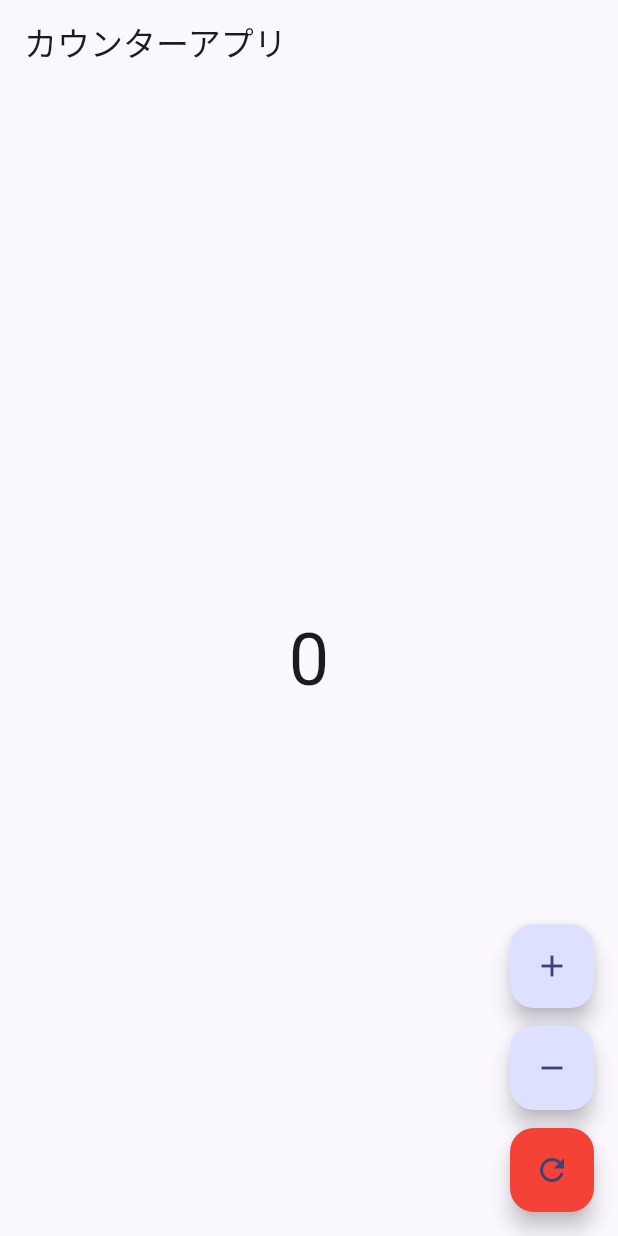
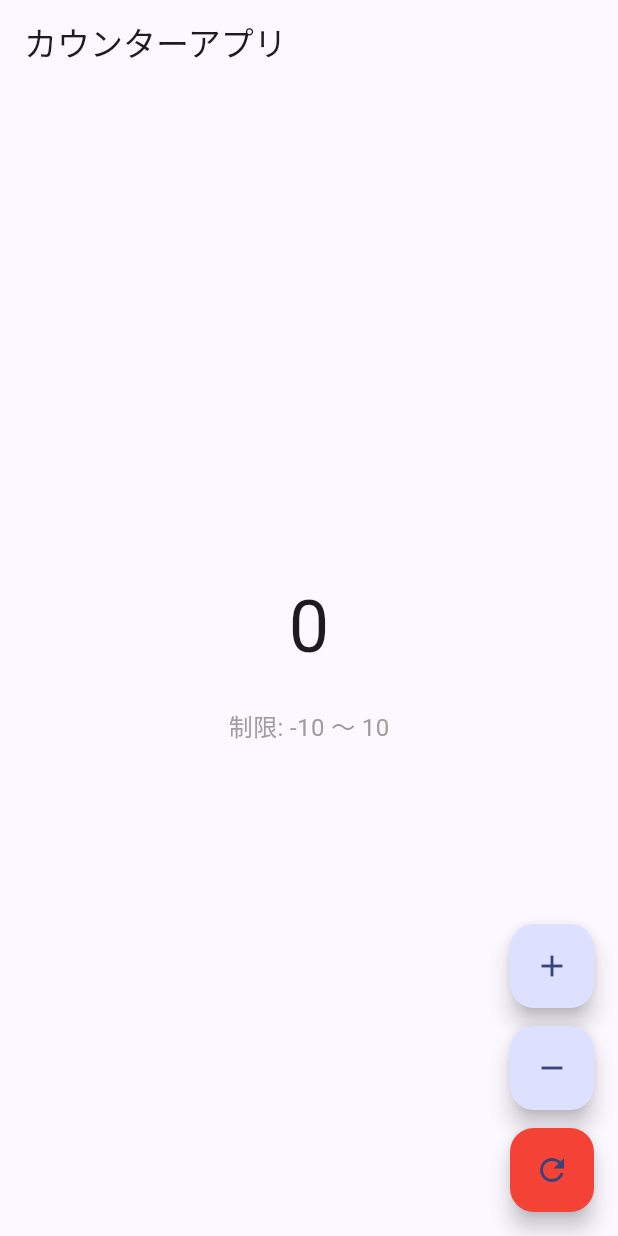
Before and after one commit to Motoki0418/counter_app, a Flutter app: the screen it shows after launch, after a tap on the "add" icon, after a tap on the "remove" icon, after a tap on the "refresh" icon, on a phone screen of 412 x 824 dp. Run offline on Flutter 3.47's test engine with Material 3 defaults, Android fonts, the phone set to English and light mode, and no system bars.

Commit message:
feat: カウンターに最大値・最小値の制限を追加

```diff
--- a/lib/main.dart
+++ b/lib/main.dart
@@ -37,29 +37,35 @@ class CounterPage extends StatefulWidget {
 // 6. カウンター画面の「状態」を持つクラス
 class _CounterPageState extends State<CounterPage> {
   int _count = 0; // カウントする数字（最初は0）
+  int _maxLimit = 10; // 最大値の制限
+  int _minLimit = -10; // 最小値の制限
 
   // 7. 「＋」ボタンが押されたときに数字を1増やす関数
   void _increment() {
     setState(() {
-      _count++; // 数字を1増やす
+      if (_count < _maxLimit) { // 最大値未満の場合のみ増加
+        _count++;
+      }
     });
   }
 
-  // 追加：8. 「−」ボタンが押されたときに数字を1減らす関数
+  // 8. 「−」ボタンが押されたときに数字を1減らす関数
   void _decrement() {
     setState(() {
-      _count--; // 数字を1減らす
+      if (_count > _minLimit) { // 最小値より大きい場合のみ減少
+        _count--;
+      }
     });
   }
 
-  // 追加：9. リセットボタンが押されたときに数字を0に戻す関数
+  // 9. リセットボタンが押されたときに数字を0に戻す関数
   void _reset() {
     setState(() {
-      _count = 0; // 数字を0に戻す
+      _count = 0;
     });
   }
 
-  // 8. 画面の見た目を作る関数
+  // 10. 画面の見た目を作る関数
   @override
   Widget build(BuildContext context) {
     return Scaffold(
@@ -67,9 +73,19 @@ class _CounterPageState extends State<CounterPage> {
       appBar: AppBar(title: const Text('カウンターアプリ')),
       // 11. 画面の真ん中に数字を大きく表示
       body: Center(
-        child: Text(
-          '$_count', // 今の数字を表示
-          style: const TextStyle(fontSize: 48),
+        child: Column(
+          mainAxisAlignment: MainAxisAlignment.center,
+          children: [
+            Text(
+              '$_count', // 今の数字を表示
+              style: const TextStyle(fontSize: 48),
+            ),
+            const SizedBox(height: 20),
+            Text(
+              '制限: $_minLimit 〜 $_maxLimit',
+              style: const TextStyle(fontSize: 16, color: Colors.grey),
+            ),
+          ],
         ),
       ),
       // 12. 右下に「＋」「−」「リセット」ボタンを縦に並べて表示
```
Also changed, not shown: 1 other file.
